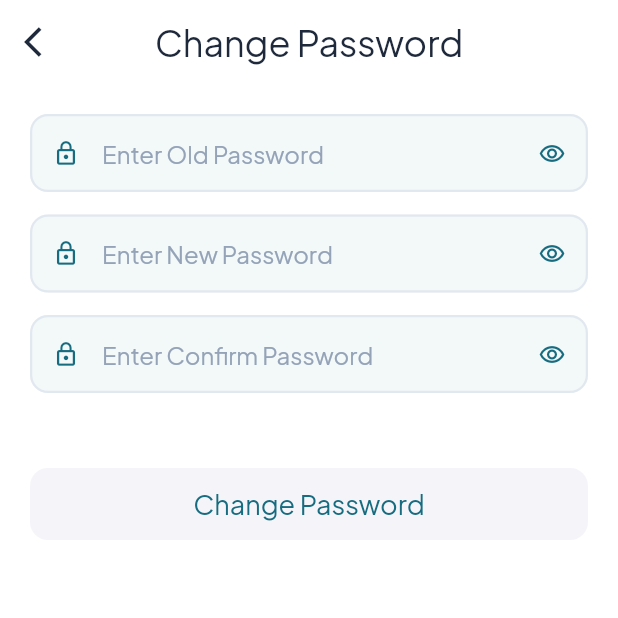
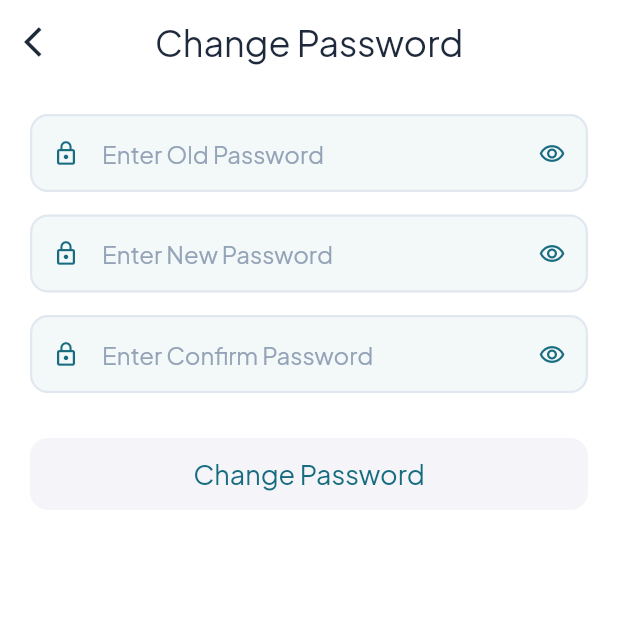
Before and after one commit to henilhp6641/LaundrySolution, a Flutter app: the ChangePasswordScreen screen opened by its route, on a phone screen of 412 x 824 dp, the top half of it. Run offline on Flutter 3.47's test engine with Material 2 defaults, Android fonts, the phone set to English and light mode, and no system bars; our stand-ins replace cached_network_image, carousel_slider, cloud_firestore, dio, firebase_auth, firebase_core and 12 more; missing offline and left inert: flutter_stripe; accounts and stored records are empty.

Commit message:
Week-5(Day-1)

```diff
--- a/lib/module/bottom/home/bag/our_plan_checkout_screen.dart
+++ b/lib/module/bottom/home/bag/our_plan_checkout_screen.dart
@@ -176,7 +176,7 @@ class _CheckOutScreenState extends State<OurPlanCheckOutScreen> {
                     size: 100.0,
                   ),
                   SizedBox(height: 10.0),
-                  Text("Payment Successful & Your Plan is Successfully Subscribed!"),
+                  Text("Payment Successful & Your Plan is Successfully Subscribed!",textAlign: TextAlign.center),
                 ],
               ),
             ));
--- a/lib/module/bottom/profile/change_password/change_password_screen.dart
+++ b/lib/module/bottom/profile/change_password/change_password_screen.dart
@@ -163,7 +163,7 @@ class _ChangePasswordScreenState extends State<ChangePasswordScreen> {
                   ),
                 ),
                 const SizedBox(
-                  height: 50,
+                  height: 30,
                 ),
                 Obx(
                   () => CommonAppButton(
--- a/lib/module/bottom/profile/laundry_one/manage_membership.dart
+++ b/lib/module/bottom/profile/laundry_one/manage_membership.dart
@@ -132,7 +132,7 @@ class _MembershipScreenState extends State<MembershipScreen> {
                         size: 100.0,
                       ),
                       SizedBox(height: 10.0),
-                      Text("Payment Successful!"),
+                      Text("Payment Successful!",textAlign: TextAlign.center),
                     ],
                   ),
                 ));
```
Also changed, not shown: lib/module/bottom/new_order/check_out/check_out_screen.dart (+5 -5 lines), 1 other file.
